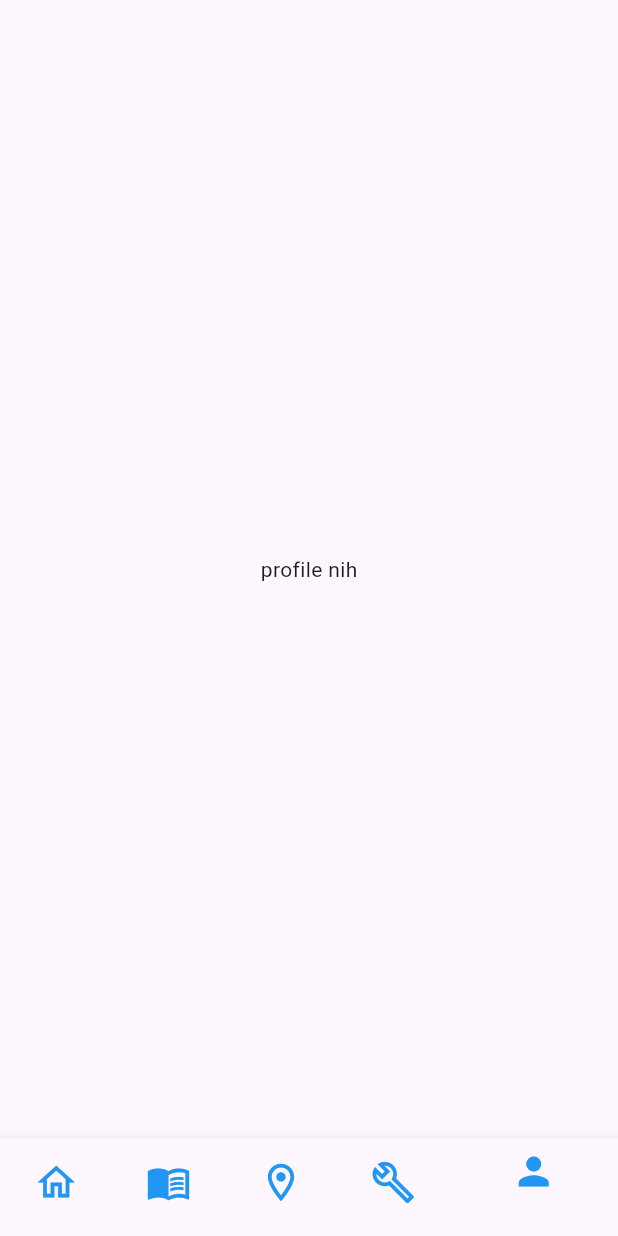
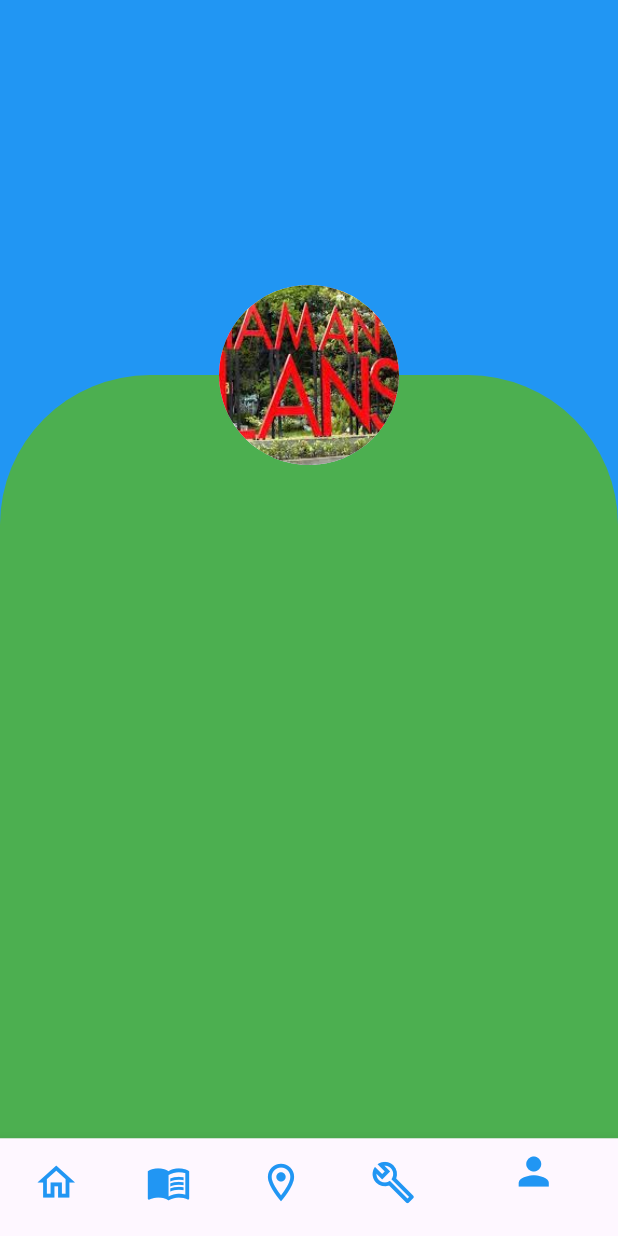
Before and after one commit to raihansyahrin/naara_app, a Flutter app: the screen it shows after launch, item 5 of the bottom bar chosen, on a phone screen of 412 x 824 dp. Run offline on Flutter 3.47's test engine with Material 3 defaults, Android fonts, the phone set to English and light mode, and no system bars.

Commit message:
add profile (build not yet)

```diff
--- a/lib/pages/profile_page.dart
+++ b/lib/pages/profile_page.dart
@@ -11,7 +11,63 @@ class _ProfilePageState extends State<ProfilePage> {
   @override
   Widget build(BuildContext context) {
     return Scaffold(
-      body: Center(child: Text("profile nih")),
+      body: Stack(
+        children: [
+          Container(
+            color: Colors.blue,
+            width: double.infinity,
+            height: MediaQuery.of(context).size.height - 100,
+          ),
+          Positioned.fill(
+            bottom: 0,
+            left: 0,
+            right: 0,
+            top: 250,
+            child: Container(
+              height: 340,
+              decoration: BoxDecoration(
+                borderRadius: BorderRadius.only(
+                  topLeft: Radius.circular(100),
+                  topRight: Radius.circular(100),
+                ),
+                color: Colors.green,
+              ),
+            ),
+          ),
+          Positioned(
+            top: 190,
+            left: 0,
+            right: 0,
+            child: Container(
+              alignment: Alignment.center,
+              child: CircleAvatar(
+                radius: 60,
+                backgroundImage: AssetImage(
+                  'assets/images/taman-lansia.jpeg',
+                ),
+              ),
+            ),
+          ),
+          Positioned(
+            bottom: 0,
+            left: 0,
+            right: 0,
+            top: 350,
+            child: Column(
+              children: [
+                Row(
+                  children: [],
+                )
+                // Add other widgets below as needed
+              ],
+            ),
+          ),
+          Padding(
+            padding: EdgeInsets.symmetric(horizontal: 20),
+            child: Container(),
+          )
+        ],
+      ),
     );
   }
 }
```
Also changed, not shown: lib/model/profile_model/profile_mode.dart (added, +51 -0 lines).
